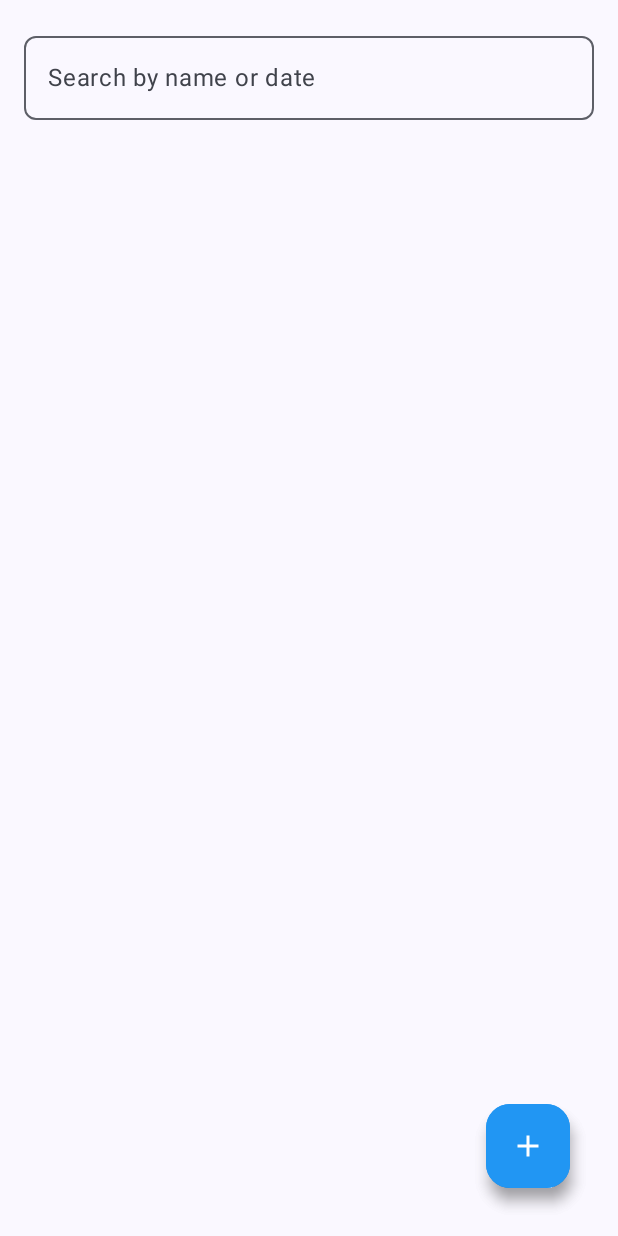
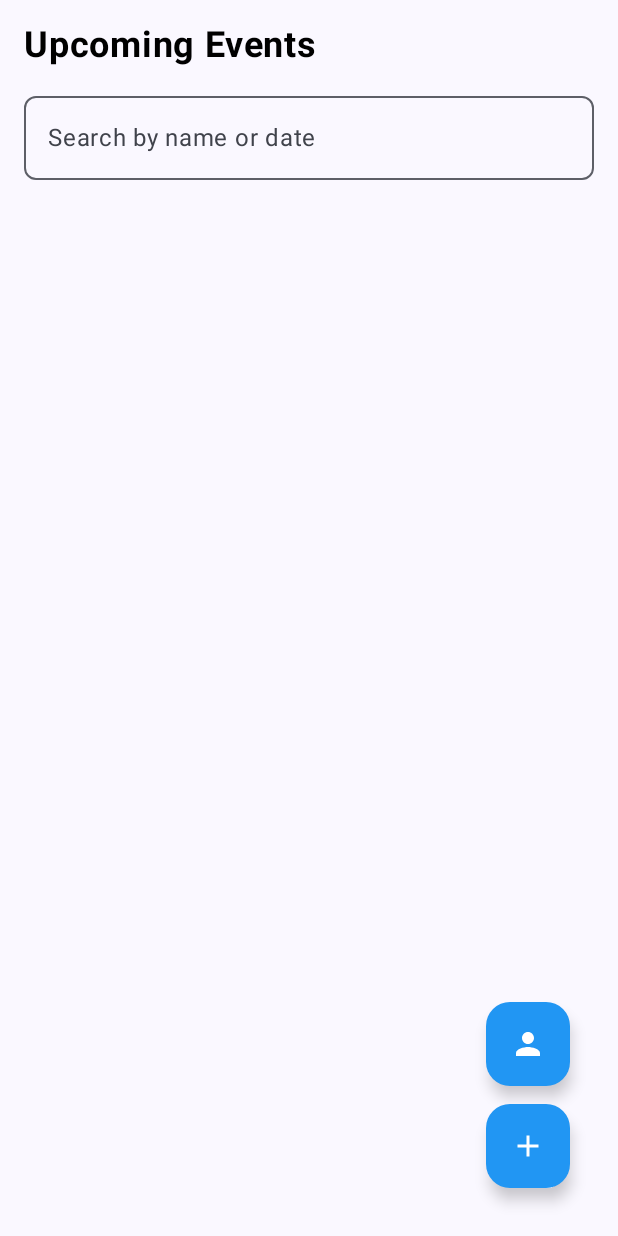
Before and after one commit to Akhil-dev300/s3215482, an Android app built with Jetpack Compose: the HomeScreen screen opened through its navigation route, on a phone screen of 412 x 824 dp. Run offline under Robolectric (Android 15) with nearby library versions, the phone set to English and light mode, and no system bars; our stand-ins replace Firebase (no records; nobody signed in at launch, a user with empty details on screens opened directly), livedata-compose; pictures from the network do not load.

Commit message:
Commit 19
Commit 19

```diff
--- a/app/src/main/java/uk/ac/tees/mad/eventful/ui/HomeScreen.kt
+++ b/app/src/main/java/uk/ac/tees/mad/eventful/ui/HomeScreen.kt
@@ -4,7 +4,6 @@ import androidx.compose.foundation.background
 import androidx.compose.foundation.layout.Arrangement
 import androidx.compose.foundation.layout.Box
 import androidx.compose.foundation.layout.Column
-import androidx.compose.foundation.layout.Row
 import androidx.compose.foundation.layout.Spacer
 import androidx.compose.foundation.layout.fillMaxSize
 import androidx.compose.foundation.layout.fillMaxWidth
@@ -62,6 +61,14 @@ fun HomeScreen(navController: NavController, viewmodel: HomeViewmodel = viewMode
             modifier = Modifier.fillMaxSize()
         ) {
             item {
+
+                Text(
+                    text = "Upcoming Events",
+                    fontSize = 24.sp,
+                    fontWeight = FontWeight.Bold,
+                    color = Color.Black,
+                    modifier = Modifier.padding(bottom = 12.dp)
+                )
                 OutlinedTextField(
                     value = searchQuery,
                     onValueChange = {
@@ -82,11 +89,14 @@ fun HomeScreen(navController: NavController, viewmodel: HomeViewmodel = viewMode
                 }
             }
         }
+        Column(
+            modifier = Modifier
+                .padding(16.dp)
+                .align(Alignment.BottomEnd),
+            verticalArrangement = Arrangement.spacedBy(12.dp)
+        ) {
             FloatingActionButton(
                 onClick = { navController.navigate("profile") },
-            modifier = Modifier
-                .align(Alignment.BottomEnd)
-                .padding(16.dp),
                 containerColor = Color(0xFF2196F3),
                 contentColor = Color.White
             ) {
@@ -94,13 +104,12 @@ fun HomeScreen(navController: NavController, viewmodel: HomeViewmodel = viewMode
             }
             FloatingActionButton(
                 onClick = { navController.navigate("create_event") },
-            modifier = Modifier
-                .align(Alignment.BottomEnd)
-                .padding(16.dp),
+
                 containerColor = Color(0xFF2196F3),
                 contentColor = Color.White
             ) {
                 Icon(Icons.Default.Add, contentDescription = "Create Event")
+            }
         }
     }
 }
```
Also changed, not shown: app/src/main/java/uk/ac/tees/mad/eventful/ui/ProfileScreen.kt (+119 -3 lines), app/src/main/java/uk/ac/tees/mad/eventful/ui/ProfileViewModel.kt (+6 -3 lines). Lines whose indentation alone changed are shown as unchanged.
